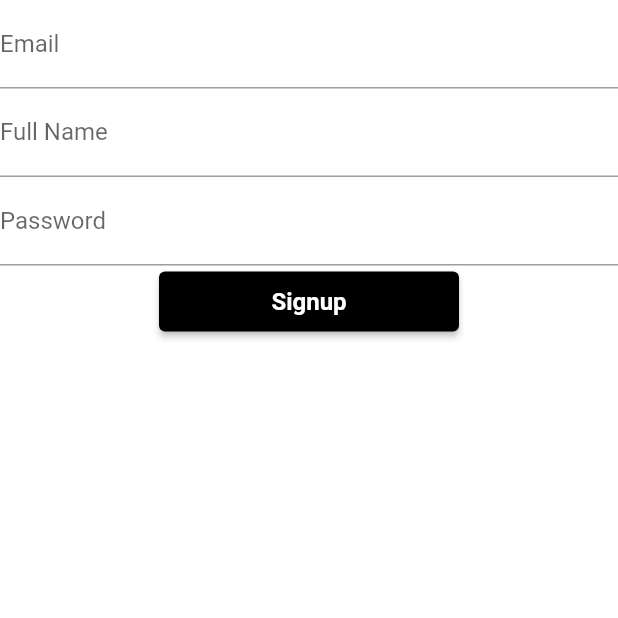
After one commit to NCastle2793/happy_kidz, a Flutter app: the SignupScreen screen opened directly, on a phone screen of 412 x 824 dp, the top half of it. The commit adds this screen. Run offline on Flutter 3.47's test engine with Material 2 defaults, Android fonts, the phone set to English and light mode, and no system bars; our stand-ins replace bloc, cloud_firestore, equatable, firebase_auth, firebase_core, flutter_bloc; accounts and stored records are empty; Roboto replaces fonts that are missing (Avenir).

Commit message:
First Component Almost Done (Bug in signup_screen.dart). Need to implement SingleScrollView

```diff
--- a/lib/blocs/blocs.dart
+++ b/lib/blocs/blocs.dart
@@ -1,4 +1,5 @@
 export 'auth/auth_bloc.dart';
+export 'profile//profile_bloc.dart';
 /*export 'cart/cart_bloc.dart';
 export 'category/category_bloc.dart';
 export 'checkout/checkout_bloc.dart';
--- a/lib/config/app_router.dart
+++ b/lib/config/app_router.dart
@@ -12,6 +12,12 @@ class AppRouter {
         return HomeScreen.route();
       case SplashScreen.routeName:
         return SplashScreen.route();
+      case ProfileScreen.routeName:
+        return ProfileScreen.route();
+      case LoginScreen.routeName:
+        return LoginScreen.route();
+      case SignupScreen.routeName:
+        return SignupScreen.route();
       /*case CartScreen.routeName:
         return CartScreen.route();
       case ProductScreen.routeName:
--- /dev/null
+++ b/lib/cubits/cubits.dart
@@ -0,0 +1,2 @@
+export 'package:happy_kidz/cubits/login/login_cubit.dart';
+export 'package:happy_kidz/cubits/signup/signup_cubit.dart';
--- /dev/null
+++ b/lib/cubits/login/login_cubit.dart
@@ -0,0 +1,41 @@
+import 'package:bloc/bloc.dart';
+import 'package:equatable/equatable.dart';
+import 'package:firebase_auth/firebase_auth.dart' as auth;
+
+import 'package:happy_kidz/repositories/repositories.dart';
+
+part 'login_state.dart';
+
+class LoginCubit extends Cubit<LoginState> {
+  final AuthRepository _authRepository;
+
+  LoginCubit({required AuthRepository authRepository})
+  : _authRepository = authRepository,
+  super(LoginState.initial());
+
+  void emailChanged(String value) {
+    emit(state.copyWith(
+      email: value,
+      status: LoginStatus.initial,
+    ));
+  }
+
+  void passwordChanged(String value) {
+    emit(state.copyWith(
+      password: value,
+      status: LoginStatus.initial,
+    ));
+  }
+
+  Future<void> logInWithCredentials() async {
+    if (state.status == LoginStatus.submitting) return;
+    emit(state.copyWith(status: LoginStatus.submitting));
+    try {
+      await _authRepository.logInWithEmailAndPassword(
+          email: state.email,
+          password: state.password,
+      );
+      emit(state.copyWith(status: LoginStatus.success));
+    } catch (_) {}
+  }
+}
--- /dev/null
+++ b/lib/cubits/login/login_state.dart
@@ -0,0 +1,48 @@
+part of 'login_cubit.dart';
+
+enum LoginStatus {initial, submitting, success, error}
+
+class LoginState extends Equatable {
+  final String email;
+  final String password;
+  final LoginStatus status;
+  final auth.User? user;
+
+  bool get isFormValid => email.isNotEmpty && password.isNotEmpty;
+
+  const LoginState({
+    required this.email,
+    required this.password,
+    required this.status,
+    this.user,
+});
+
+  factory LoginState.initial() {
+    return LoginState(
+      email: '',
+      password: '',
+      status: LoginStatus.initial,
+      user: null,
+    );
+  }
+
+  @override
+  bool get stringify => true;
+
+  @override
+  List<Object?> get props => [email, password, status, user];
+
+  LoginState copyWith({
+  String? email,
+    String? password,
+    LoginStatus? status,
+    auth.User? user,
+}) {
+    return LoginState(
+      email: email ?? this.email,
+      password: password ?? this.password,
+      status: status ?? this.status,
+      user: user ?? this.user,
+    );
+  }
+}
--- /dev/null
+++ b/lib/cubits/signup/signup_cubit.dart
@@ -0,0 +1,42 @@
+import 'package:bloc/bloc.dart';
+import 'package:equatable/equatable.dart';
+import 'package:firebase_auth/firebase_auth.dart' as auth;
+
+import 'package:happy_kidz/models/models.dart';
+import 'package:happy_kidz/repositories/repositories.dart';
+
+part 'signup_state.dart';
+
+class SignupCubit extends Cubit<SignupState> {
+  final AuthRepository _authRepository;
+
+  SignupCubit({required AuthRepository authRepository})
+      : _authRepository = authRepository,
+        super(SignupState.initial());
+
+  void userChanged(User user) {
+    emit(state.copyWith(
+      user: user,
+      status: SignupStatus.initial,
+    ));
+  }
+
+  void passwordChanged(String value) {
+    emit(state.copyWith(
+      password: value,
+      status: SignupStatus.initial,
+    ));
+  }
+
+  Future<void> signUpWithCredentials() async {
+    if (!state.isFormValid || state.status == SignupStatus.submitting) return;
+    emit(state.copyWith(status: SignupStatus.submitting));
+    try {
+      var authUser = await _authRepository.signUp(
+        password: state.password,
+        user: state.user!,
+      );
+      emit(state.copyWith(status: SignupStatus.success, authUser: authUser));
+    } catch (_) {}
+  }
+}
--- /dev/null
+++ b/lib/cubits/signup/signup_state.dart
@@ -0,0 +1,48 @@
+part of 'signup_cubit.dart';
+
+enum SignupStatus {initial, submitting, success, error}
+
+class SignupState extends Equatable {
+  final String password;
+  final SignupStatus status;
+  final auth.User? authUser;
+  final User? user;
+
+  bool get isFormValid => user!.email.isNotEmpty && password.isNotEmpty;
+
+  const SignupState({
+    required this.password,
+    required this.status,
+    this.authUser,
+    this.user,
+  });
+
+  factory SignupState.initial() {
+    return SignupState(
+      password: '',
+      status: SignupStatus.initial,
+      authUser: null,
+      user: User(),
+    );
+  }
+
+  @override
+  bool get stringify => true;
+
+  @override
+  List<Object?> get props => [password, status, authUser, user];
+
+  SignupState copyWith({
+    String? password,
+    SignupStatus? status,
+    auth.User? authUser,
+    User? user,
+  }) {
+    return SignupState(
+      password: password ?? this.password,
+      status: status ?? this.status,
+      authUser: authUser ?? this.authUser,
+      user: user ?? this.user,
+    );
+  }
+}
--- a/lib/models/user_model.dart
+++ b/lib/models/user_model.dart
@@ -5,38 +5,34 @@ class User extends Equatable {
   final String? id;
   final String fullName;
   final String email;
-  final String address;
+  /*final String address;
   final String city;
-  final String country;
-  final String zipCode;
+  final String zipCode;*/
 
   const User({
     this.id,
     this.fullName = '',
     this.email = '',
-    this.address = '',
+   /* this.address = '',
     this.city = '',
-    this.country = '',
-    this.zipCode = '',
+    this.zipCode = '',*/
   });
 
   User copyWith({
     String? id,
     String? fullName,
     String? email,
-    String? address,
+   /* String? address,
     String? city,
-    String? country,
-    String? zipCode,
+    String? zipCode,*/
   }) {
     return User(
       id: id ?? this.id,
       fullName: fullName ?? this.fullName,
       email: email ?? this.email,
-      address: address ?? this.address,
+      /*address: address ?? this.address,
       city: city ?? this.city,
-      country: country ?? this.country,
-      zipCode: zipCode ?? this.zipCode,
+      zipCode: zipCode ?? this.zipCode,*/
     );
   }
 
@@ -44,11 +40,10 @@ class User extends Equatable {
     return User(
       id: snap.id,
       fullName: snap['fullName'],
-      email: snap['email'],
+      email: snap['email'],/*
       address: snap['address'],
       city: snap['city'],
-      country: snap['country'],
-      zipCode: snap['zipCode'],
+      zipCode: snap['zipCode'],*/
     );
   }
 
@@ -56,14 +51,13 @@ class User extends Equatable {
     return {
       'fullName': fullName,
       'email': email,
-      'address': address,
+     /* 'address': address,
       'city': city,
-      'country': country,
-      'zipCode': zipCode
+      'zipCode': zipCode*/
     };
   }
 
   @override
   List<Object?> get props =>
-      [id, fullName, email, address, city, country, zipCode];
+      [id, fullName, email, /*address, city, zipCode*/];
 }
--- a/lib/repositories/auth/auth_repository.dart
+++ b/lib/repositories/auth/auth_repository.dart
@@ -1,25 +1,32 @@
 import 'package:firebase_auth/firebase_auth.dart' as auth;
 import '/repositories/repositories.dart';
+import 'package:happy_kidz/models/models.dart';
 
 class AuthRepository extends BaseAuthRepository {
   final auth.FirebaseAuth _firebaseAuth;
+  final UserRepository _userRepository;
 
-  AuthRepository({auth.FirebaseAuth? firebaseAuth})
-      : _firebaseAuth = firebaseAuth ?? auth.FirebaseAuth.instance;
+  AuthRepository(
+      {auth.FirebaseAuth? firebaseAuth, required UserRepository userRepository})
+      : _firebaseAuth = firebaseAuth ?? auth.FirebaseAuth.instance,
+        _userRepository = userRepository;
 
   @override
   Future<auth.User?> signUp({
-    required String email,
+    required User user,
     required String password,
   }) async {
     try {
-      final credential = await _firebaseAuth.createUserWithEmailAndPassword(
-        email: email,
-        password: password,
-      );
-
-      final user = credential.user;
-      return user;
+      _firebaseAuth
+          .createUserWithEmailAndPassword(
+            email: user.email,
+            password: password,
+          )
+          .then(
+            (value) => _userRepository.createUser(
+              user.copyWith(id: value.user!.uid),
+            ),
+          );
     } catch (_) {}
   }
 
--- a/lib/repositories/auth/base_auth_repository.dart
+++ b/lib/repositories/auth/base_auth_repository.dart
@@ -1,9 +1,10 @@
 import 'package:firebase_auth/firebase_auth.dart' as auth;
+import 'package:happy_kidz/models/models.dart';
 
 abstract class BaseAuthRepository {
   Stream<auth.User?> get user;
   Future<auth.User?> signUp({
-    required String email,
+    required User user,
     required String password,
   });
   Future<void> logInWithEmailAndPassword({
--- a/lib/screens/screens.dart
+++ b/lib/screens/screens.dart
@@ -1,10 +1,12 @@
 export 'home/home_screen.dart';
-
+export 'profile//profile_screen.dart';
 /*export 'product/product_screen.dart';
 export 'catalog/catalog_screen.dart';
 export 'wishlist/wishlist_screen.dart';*/
 export 'cart/cart_screen.dart';
 export 'splash/splash_screen.dart';
+export 'login/login_screen.dart';
+export 'signup/signup_screen.dart';
 /*
 export 'checkout/checkout_screen.dart';
 export 'order_confirmation/order_confirmation_screen.dart';
--- /dev/null
+++ b/lib/screens/signup/signup_screen.dart
@@ -0,0 +1,121 @@
+import 'package:flutter/material.dart';
+import 'package:happy_kidz/widgets//widgets.dart';
+import 'package:flutter_bloc/flutter_bloc.dart';
+import 'package:happy_kidz/cubits/cubits.dart';
+
+class SignupScreen extends StatelessWidget {
+  static const String routeName = '/signup';
+
+  static Route route() {
+    return MaterialPageRoute(
+      settings: RouteSettings(name: routeName),
+      builder: (_) => SignupScreen(),
+    );
+  }
+
+  @override
+  Widget build(BuildContext context) {
+    return Scaffold(
+      body: BlocBuilder<SignupCubit, SignupState>(
+          builder: (context, state) {
+            return Column(
+              children: [
+                _UserInput(
+                    onChanged: (value) {
+                      context.read<SignupCubit>().userChanged(
+                            state.user!.copyWith(email: value),
+                          );
+                    },
+                    labelText: 'Email'),
+                _UserInput(
+                    onChanged: (value) {
+                      context.read<SignupCubit>().userChanged(
+                            state.user!.copyWith(fullName: value),
+                          );
+                    },
+                    labelText: 'Full Name'),
+               /* _UserInput(
+                    onChanged: (value) {
+                      context.read<SignupCubit>().userChanged(
+                            state.user!.copyWith(city: value),
+                          );
+                    },
+                    labelText: 'City'),
+                _UserInput(
+                    onChanged: (value) {
+                      context.read<SignupCubit>().userChanged(
+                            state.user!.copyWith(address: value),
+                          );
+                    },
+                    labelText: 'Address'),
+                _UserInput(
+                    onChanged: (value) {
+                      context.read<SignupCubit>().userChanged(
+                            state.user!.copyWith(zipCode: value),
+                          );
+                    },
+                    labelText: 'ZIP Code'),*/
+                _PasswordInput(),
+                ElevatedButton(
+                  onPressed: () {
+                    context.read<SignupCubit>().signUpWithCredentials();
+                  },
+                  style: ElevatedButton.styleFrom(
+                    primary: Colors.black,
+                    fixedSize: Size(200, 40),
+                  ),
+                  child: Text(
+                    'Signup',
+                    style: Theme.of(context)
+                        .textTheme
+                        .headline4!
+                        .copyWith(color: Colors.white),
+                  ),
+                ),
+              ],
+            );
+          },
+        ),
+    );
+  }
+}
+
+class _UserInput extends StatelessWidget {
+  const _UserInput({
+    Key? key,
+    required this.onChanged,
+    required this.labelText,
+  }) : super(key: key);
+
+  final Function(String)? onChanged;
+  final String labelText;
+
+  @override
+  Widget build(BuildContext context) {
+    return BlocBuilder<SignupCubit, SignupState>(
+      builder: (context, state) {
+        return TextField(
+          onChanged: onChanged,
+          decoration: InputDecoration(labelText: labelText),
+        );
+      },
+    );
+  }
+}
+
+class _PasswordInput extends StatelessWidget {
+  @override
+  Widget build(BuildContext context) {
+    return BlocBuilder<SignupCubit, SignupState>(
+      builder: (context, state) {
+        return TextField(
+          onChanged: (password) {
+            context.read<SignupCubit>().passwordChanged(password);
+          },
+          decoration: InputDecoration(labelText: 'Password'),
+          obscureText: true,
+        );
+      },
+    );
+  }
+}
--- a/lib/screens/splash/splash_screen.dart
+++ b/lib/screens/splash/splash_screen.dart
@@ -17,7 +17,7 @@ class SplashScreen extends StatelessWidget {
   @override
   Widget build(BuildContext context) {
     Timer(
-      Duration(seconds: 2),
+      Duration(seconds: 3),
           () => Navigator.pushNamed(context, '/'),
     );
 
@@ -34,8 +34,8 @@ class SplashScreen extends StatelessWidget {
             Center(
               child: Image(
                 image: AssetImage('assets/images/logo.png'),
-                width: 225,
-                height: 225,
+                width: 250,
+                height: 250,
               ),
             ),
           ],
--- a/lib/widgets/custom_navbar.dart
+++ b/lib/widgets/custom_navbar.dart
@@ -22,7 +22,7 @@ class CustomNavBar extends StatelessWidget {
     return BottomAppBar(
       color: Colors.black,
       child: Container(
-        height: 70,
+        height: 55,
         child: /*(screen == '/product')
             ? AddToCartNavBar(product: product!)
             : (screen == '/cart')
@@ -61,7 +61,7 @@ class HomeNavBar extends StatelessWidget {
         IconButton(
           icon: Icon(Icons.person, color: Colors.white),
           onPressed: () {
-            Navigator.pushNamed(context, '/user');
+            Navigator.pushNamed(context, '/profile');
           },
         )
       ],
```
Also changed, not shown: lib/blocs/profile/profile_bloc.dart (added, +54 -0 lines), lib/blocs/profile/profile_event.dart (added, +28 -0 lines), lib/blocs/profile/profile_state.dart (added, +21 -0 lines), lib/main.dart (+17 -3 lines), lib/screens/login/login_screen.dart (added, +85 -0 lines), lib/screens/profile/profile_screen.dart (added, +102 -0 lines).
